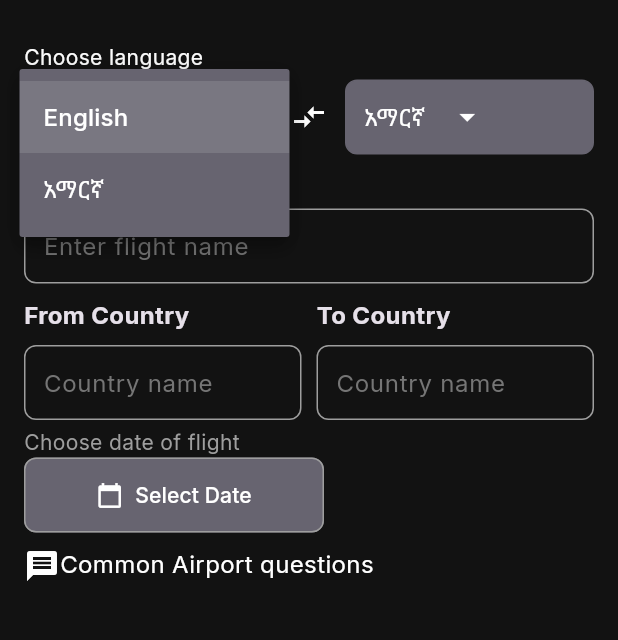
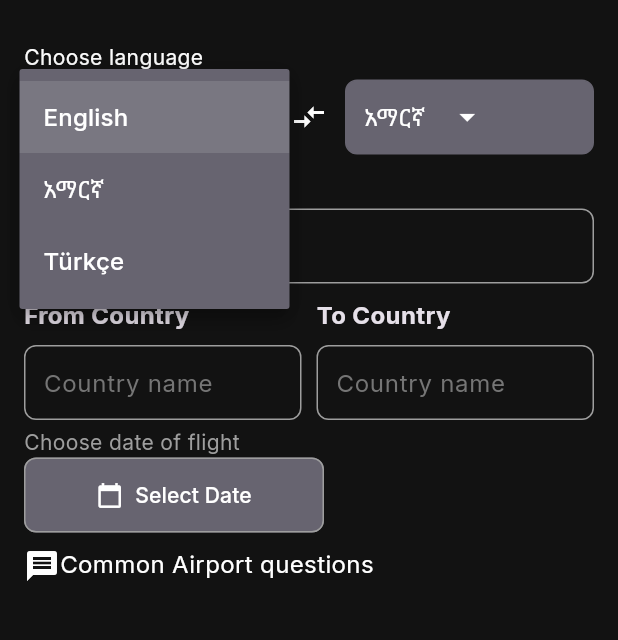
Before and after one commit to A2SV/A2SV-2025-Internship-Pass-Me, a Flutter app: the _TranslatorFormView screen opened directly, after a tap on "English", on a phone screen of 412 x 824 dp, the part 66-706 px from its top. Run offline on Flutter 3.47's test engine with Material 3 defaults, Android fonts, the phone set to English and light mode, and no system bars; our stand-ins replace bloc, dartz, equatable, flutter_bloc, font_awesome_flutter, get_it and 2 more; accounts and stored records are empty.

Commit message:
add turkish language support in Language enum and selector

```diff
--- a/mobile/lib/core/widgets/language_selector.dart
+++ b/mobile/lib/core/widgets/language_selector.dart
@@ -1,6 +1,6 @@
 import 'package:flutter/material.dart';
 
-enum Language { english, amharic }
+enum Language { english, amharic, turkish }
 
 extension LanguageExtension on Language {
   String get code {
@@ -9,6 +9,8 @@ extension LanguageExtension on Language {
         return 'english';
       case Language.amharic:
         return 'amharic';
+      case Language.turkish:
+        return 'turkish';
     }
   }
 }
@@ -63,6 +65,8 @@ class LanguageSelector extends StatelessWidget {
         return 'English';
       case Language.amharic:
         return 'አማርኛ';
+      case Language.turkish:
+        return "Türkçe";
     }
   }
 }
```
